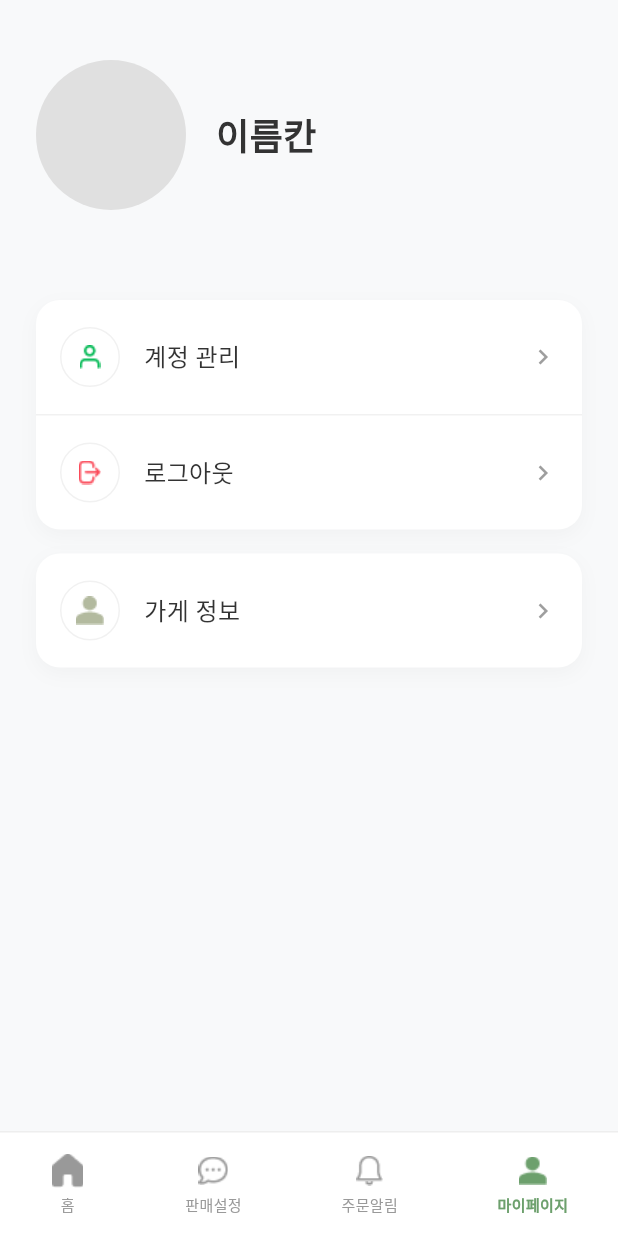
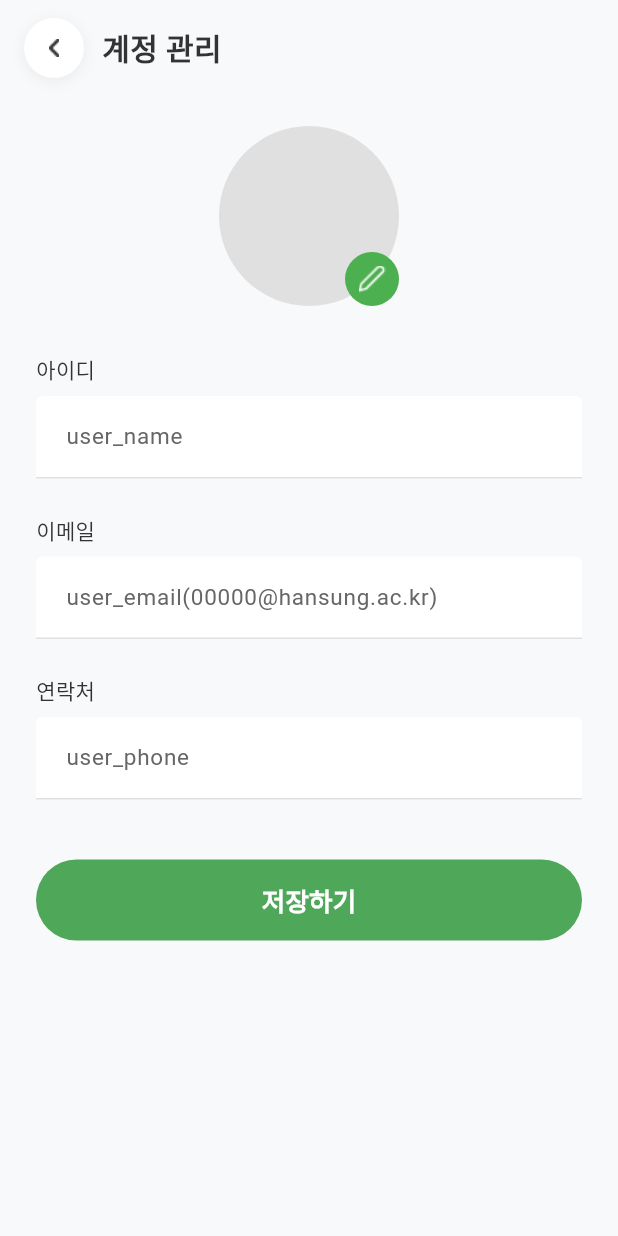
Before and after one commit to jjun321/lastbite, a Flutter app: the OwnerMyPage screen opened directly, after a tap on "계정 관리", on a phone screen of 412 x 824 dp. Run offline on Flutter 3.47's test engine with Material 3 defaults, Android fonts, the phone set to English and light mode, and no system bars; our stand-ins replace geolocator, go_router, google_maps_flutter; Roboto replaces fonts that are missing (Pretendard).

Commit message:
feat: 마이페이지 회원정보관리

```diff
--- /dev/null
+++ b/frontend/lib/features/owner/mypage/presentation/pages/owner_accountpage.dart
@@ -0,0 +1,222 @@
+import 'package:flutter/material.dart';
+
+/// 사장님 계정 관리 페이지
+/// 프로필 사진 수정, 아이디/이메일/연락처 확인 및 수정 기능
+class OwnerAccountPage extends StatefulWidget {
+  const OwnerAccountPage({super.key});
+
+  @override
+  State<OwnerAccountPage> createState() => _OwnerAccountPageState();
+}
+
+class _OwnerAccountPageState extends State<OwnerAccountPage> {
+  // TODO: 백엔드 연동 후 실제 사용자 정보를 불러오도록 수정
+  final _nameController = TextEditingController(text: 'user_name');
+  final _emailController =
+      TextEditingController(text: 'user_email(00000@hansung.ac.kr)');
+  final _phoneController = TextEditingController(text: 'user_phone');
+
+  @override
+  void dispose() {
+    _nameController.dispose();
+    _emailController.dispose();
+    _phoneController.dispose();
+    super.dispose();
+  }
+
+  @override
+  Widget build(BuildContext context) {
+    return Scaffold(
+      backgroundColor: const Color(0xFFF8F9FA),
+      body: SafeArea(
+        child: Column(
+          children: [
+            // ── 상단 헤더 (뒤로가기 + 타이틀) ──
+            Padding(
+              padding:
+                  const EdgeInsets.symmetric(horizontal: 16.0, vertical: 12.0),
+              child: Row(
+                children: [
+                  GestureDetector(
+                    onTap: () => Navigator.of(context).pop(),
+                    child: Container(
+                      width: 40,
+                      height: 40,
+                      decoration: BoxDecoration(
+                        color: Colors.white,
+                        shape: BoxShape.circle,
+                        boxShadow: [
+                          BoxShadow(
+                            color: Colors.black.withValues(alpha: 0.06),
+                            blurRadius: 8,
+                            offset: const Offset(0, 2),
+                          ),
+                        ],
+                      ),
+                      child: Padding(
+                        padding: const EdgeInsets.all(8),
+                        child: Image.asset(
+                          'assets/images/icon_back.png',
+                          width: 24,
+                          height: 24,
+                          color: const Color(0xFF333333),
+                        ),
+                      ),
+                    ),
+                  ),
+                  const SizedBox(width: 12),
+                  const Text(
+                    '계정 관리',
+                    style: TextStyle(
+                      fontSize: 20,
+                      fontWeight: FontWeight.bold,
+                      color: Color(0xFF333333),
+                    ),
+                  ),
+                ],
+              ),
+            ),
+
+            // ── 본문 영역 ──
+            Expanded(
+              child: SingleChildScrollView(
+                padding: const EdgeInsets.symmetric(horizontal: 24),
+                child: Column(
+                  crossAxisAlignment: CrossAxisAlignment.start,
+                  children: [
+                    const SizedBox(height: 20),
+
+                    // ── 프로필 아바타 + 편집 아이콘 ──
+                    Center(
+                      child: Stack(
+                        clipBehavior: Clip.none,
+                        children: [
+                          CircleAvatar(
+                            radius: 60,
+                            backgroundColor: Colors.grey[300],
+                          ),
+                          Positioned(
+                            bottom: 0,
+                            right: 0,
+                            child: GestureDetector(
+                              onTap: () {
+                                // TODO: 프로필 사진 변경 기능 구현
+                              },
+                              child: Container(
+                                width: 36,
+                                height: 36,
+                                decoration: const BoxDecoration(
+                                  color: Color(0xFF4CAF50),
+                                  shape: BoxShape.circle,
+                                ),
+                                child: Padding(
+                                  padding: const EdgeInsets.all(8),
+                                  child: Image.asset(
+                                    'assets/images/icon_edit.png',
+                                    color: Colors.white,
+                                  ),
+                                ),
+                              ),
+                            ),
+                          ),
+                        ],
+                      ),
+                    ),
+
+                    const SizedBox(height: 32),
+
+                    // ── 아이디 필드 ──
+                    _buildLabel('아이디'),
+                    const SizedBox(height: 8),
+                    _buildTextField(_nameController),
+
+                    const SizedBox(height: 24),
+
+                    // ── 이메일 필드 ──
+                    _buildLabel('이메일'),
+                    const SizedBox(height: 8),
+                    _buildTextField(_emailController),
+
+                    const SizedBox(height: 24),
+
+                    // ── 연락처 필드 ──
+                    _buildLabel('연락처'),
+                    const SizedBox(height: 8),
+                    _buildTextField(_phoneController),
+
+                    const SizedBox(height: 40),
+
+                    // ── 저장하기 버튼 ──
+                    SizedBox(
+                      width: double.infinity,
+                      height: 54,
+                      child: ElevatedButton(
+                        onPressed: () {
+                          // TODO: 백엔드 저장 API 연동
+                        },
+                        style: ElevatedButton.styleFrom(
+                          backgroundColor: const Color(0xFF4FA75A),
+                          foregroundColor: Colors.white,
+                          elevation: 0,
+                          shape: RoundedRectangleBorder(
+                            borderRadius: BorderRadius.circular(28),
+                          ),
+                        ),
+                        child: const Text(
+                          '저장하기',
+                          style: TextStyle(
+                            fontSize: 17,
+                            fontWeight: FontWeight.w700,
+                          ),
+                        ),
+                      ),
+                    ),
+
+                    const SizedBox(height: 24),
+                  ],
+                ),
+              ),
+            ),
+
+          ],
+        ),
+      ),
+    );
+  }
+
+  Widget _buildLabel(String text) {
+    return Text(
+      text,
+      style: const TextStyle(
+        fontSize: 14,
+        fontWeight: FontWeight.w500,
+        color: Color(0xFF333333),
+      ),
+    );
+  }
+
+  Widget _buildTextField(TextEditingController controller) {
+    return TextField(
+      controller: controller,
+      decoration: InputDecoration(
+        filled: true,
+        fillColor: Colors.white,
+        contentPadding:
+            const EdgeInsets.symmetric(horizontal: 16, vertical: 16),
+        border: UnderlineInputBorder(
+          borderSide: BorderSide(color: Colors.grey[300]!),
+        ),
+        enabledBorder: UnderlineInputBorder(
+          borderSide: BorderSide(color: Colors.grey[300]!),
+        ),
+        focusedBorder: const UnderlineInputBorder(
+          borderSide: BorderSide(color: Color(0xFF4CAF50)),
+        ),
+      ),
+      style: const TextStyle(
+        fontSize: 15,
+        color: Color(0xFF666666),
+      ),
+    );
+  }
+}
--- a/frontend/lib/features/owner/mypage/presentation/pages/owner_mypage.dart
+++ b/frontend/lib/features/owner/mypage/presentation/pages/owner_mypage.dart
@@ -1,10 +1,14 @@
 import 'package:flutter/material.dart';
+import 'package:frontend/features/owner/mypage/presentation/pages/owner_accountpage.dart';
 
 class OwnerMyPage extends StatelessWidget {
   const OwnerMyPage({super.key});
 
   @override
   Widget build(BuildContext context) {
+    // TODO: 백엔드 연동 후 실제 user_name을 받아오도록 수정
+    const String userName = 'User_name';
+
     return Scaffold(
       backgroundColor: const Color(0xFFF8F9FA),
       body: SafeArea(
@@ -16,13 +20,10 @@ class OwnerMyPage extends StatelessWidget {
               padding: const EdgeInsets.symmetric(horizontal: 24.0),
               child: Row(
                 children: [
-                  CircleAvatar(
-                    radius: 50,
-                    backgroundColor: Colors.grey[300],
-                  ),
+                  CircleAvatar(radius: 50, backgroundColor: Colors.grey[300]),
                   const SizedBox(width: 20),
                   const Text(
-                    '이름칸',
+                    userName,
                     style: TextStyle(
                       fontSize: 24,
                       fontWeight: FontWeight.bold,
@@ -39,7 +40,11 @@ class OwnerMyPage extends StatelessWidget {
               _buildMenuItem(
                 iconPath: 'assets/images/icon_profile.png',
                 title: '계정 관리',
-                onTap: () {},
+                onTap: () {
+                  Navigator.of(context).push(
+                    MaterialPageRoute(builder: (_) => const OwnerAccountPage()),
+                  );
+                },
               ),
               const Divider(height: 1, color: Color(0xFFF1F1F1)),
               _buildMenuItem(
@@ -51,36 +56,16 @@ class OwnerMyPage extends StatelessWidget {
 
             const SizedBox(height: 16),
 
-            // 두 번째 카드 (가게 정보)
+            // 두 번째 카드 (가게 정보 수정)
             _buildMenuCard([
               _buildMenuItem(
-                iconPath: 'assets/images/icon_mypage.png', // 가게 정보 아이콘으로 사용
-                title: '가게 정보',
+                iconPath: 'assets/images/icon_mypage.png',
+                title: '가게 정보 수정',
                 onTap: () {},
               ),
             ]),
 
             const Spacer(),
-
-            // 하단 네비게이션 바 (Mockup for Owner)
-            Container(
-              height: 70,
-              decoration: BoxDecoration(
-                color: Colors.white,
-                border: Border(
-                  top: BorderSide(color: Colors.grey[200]!),
-                ),
-              ),
-              child: Row(
-                mainAxisAlignment: MainAxisAlignment.spaceAround,
-                children: [
-                   _buildNavItem('assets/images/icon_home.png', '홈', false),
-                   _buildNavItem('assets/images/icon_board.png', '판매설정', false), // 아이콘 변경 가능
-                   _buildNavItem('assets/images/icon_noti.png', '주문알림', false),
-                   _buildNavItem('assets/images/icon_mypage.png', '마이페이지', true),
-                ],
-              ),
-            ),
           ],
         ),
       ),
@@ -95,7 +80,7 @@ class OwnerMyPage extends StatelessWidget {
         borderRadius: BorderRadius.circular(16),
         boxShadow: [
           BoxShadow(
-            color: Colors.black.withOpacity(0.03),
+            color: Colors.black.withValues(alpha: 0.03),
             blurRadius: 10,
             offset: const Offset(0, 4),
           ),
@@ -139,38 +124,10 @@ class OwnerMyPage extends StatelessWidget {
                 ),
               ),
             ),
-            const Icon(
-              Icons.chevron_right,
-              color: Colors.grey,
-              size: 20,
-            ),
+            const Icon(Icons.chevron_right, color: Colors.grey, size: 20),
           ],
         ),
       ),
     );
   }
-
-  Widget _buildNavItem(String iconPath, String label, bool isActive) {
-    final color = isActive ? const Color(0xFF6DA06D) : const Color(0xFF999999);
-    return Column(
-      mainAxisAlignment: MainAxisAlignment.center,
-      children: [
-        Image.asset(
-          iconPath,
-          width: 24,
-          height: 24,
-          color: color,
-        ),
-        const SizedBox(height: 4),
-        Text(
-          label,
-          style: TextStyle(
-            fontSize: 10,
-            color: color,
-            fontWeight: isActive ? FontWeight.bold : FontWeight.normal,
-          ),
-        ),
-      ],
-    );
-  }
 }
```
Also changed, not shown: frontend/lib/features/consumer/mypage/presentation/pages/consumer_accountpage.dart (added, +223 -0 lines), frontend/lib/features/consumer/mypage/presentation/pages/consumer_mypage.dart (+13 -40 lines), frontend/assets/images/icon_back.png (added), frontend/assets/images/icon_edit.png (added).
